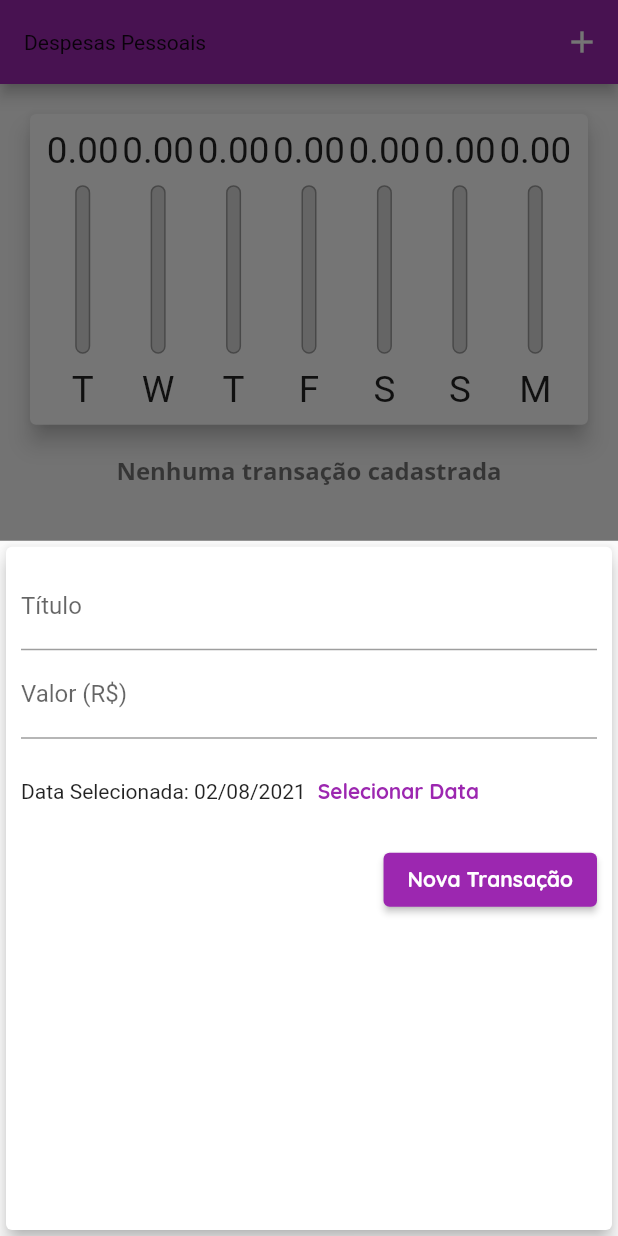
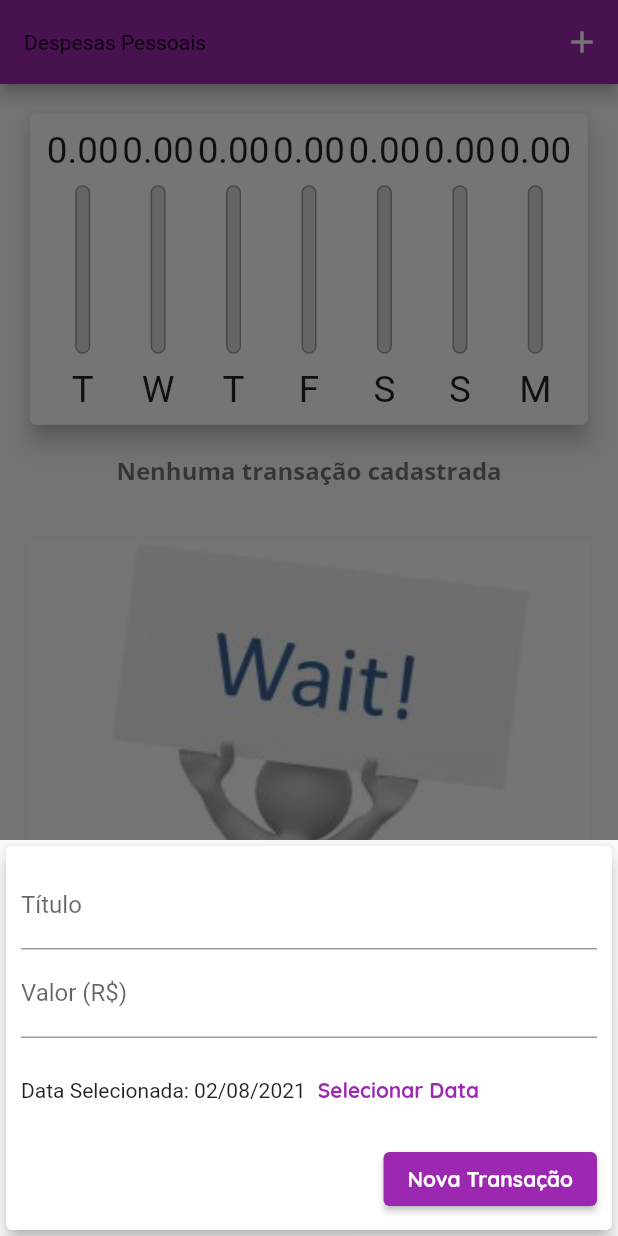
Before and after one commit to karudia1/despesa_udemy, a Flutter app: the screen it shows after launch, after a tap on the "add" icon, on a phone screen of 412 x 824 dp. Run offline on Flutter 3.47's test engine with Material 2 defaults, Android fonts, the phone set to English and light mode, and no system bars.

Commit message:
Fim da primeira parte para android

```diff
--- a/despesa/lib/components/transaction_form.dart
+++ b/despesa/lib/components/transaction_form.dart
@@ -77,10 +77,18 @@ class _TransactionFormState extends State<TransactionForm> {
 
   @override
   Widget build(BuildContext context) {
-    return Card(
+    final _mediaQuery = MediaQuery.of(context);
+
+    return SingleChildScrollView(
+      child: Card(
         elevation: 5,
         child: Padding(
-        padding: EdgeInsets.all(10),
+          padding: EdgeInsets.only(
+            top: 10,
+            right: 10,
+            left:10,
+            bottom: 10 + _mediaQuery.viewInsets.bottom, //descobre o tamanho do teclado com o MediaQuery
+          ),
           child: Column(
             children: <Widget>[
               TextField(
@@ -134,6 +142,7 @@ class _TransactionFormState extends State<TransactionForm> {
             ],
           ),
         ),
+      ),
     );
   }
 }
--- a/despesa/lib/main.dart
+++ b/despesa/lib/main.dart
@@ -103,7 +103,7 @@ class _HomePageState extends State<HomePage> {
     ]); */
     final _mediaQuery = MediaQuery.of(context);
     bool isLandscape =
-        MediaQuery.of(context).orientation == Orientation.landscape;
+        _mediaQuery.orientation == Orientation.landscape;
 
     final appBar = AppBar(
       title: Text(
@@ -158,7 +158,7 @@ class _HomePageState extends State<HomePage> {
               ),
             if (!showChart || !isLandscape)
               Container(
-                height: _mediaQuery.size.height * 0.70,
+                height: _mediaQuery.size.height  * (isLandscape ? 1 : 0.7),
                 child: TransactionList(_transactions, _removeTransaction),
               ),
           ],
```
Also changed, not shown: despesa/lib/components/transaction_list.dart (+15 -5 lines). Lines whose indentation alone changed are shown as unchanged.
